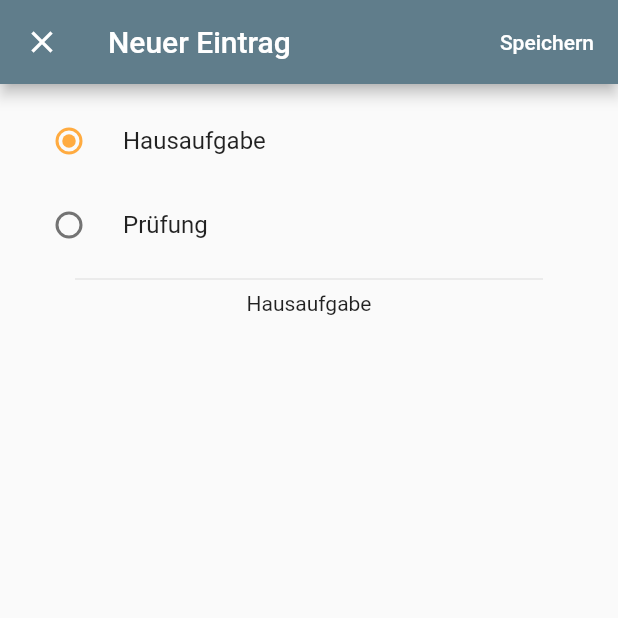
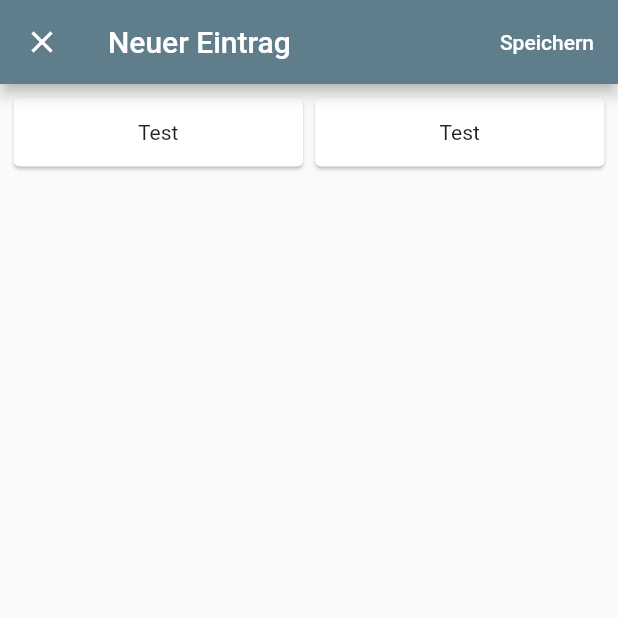
Before and after one commit to Jerry1098/school_organizer, a Flutter app: the screen it shows after launch, after a tap on the "add" icon, on a phone screen of 412 x 824 dp, the top half of it. Run offline on Flutter 3.47's test engine with Material 2 defaults, Android fonts, the phone set to English and light mode, and no system bars; our stand-ins replace fluttertoast; Roboto replaces fonts that are missing (Poppins).

Commit message:
AddEntryCards

```diff
--- a/lib/home/AddEntryDialog.dart
+++ b/lib/home/AddEntryDialog.dart
@@ -8,12 +8,13 @@ class AddEntryDialog extends StatefulWidget {
 class _AddEntryDialogState extends State<AddEntryDialog> {
   int _radioValue = 0;
   bool homework = true;
+  Text title = Text("Neuer Eintrag");
 
   @override
   Widget build(BuildContext context) {
     return Scaffold(
         appBar: AppBar(
-        title: Text("Neuer Eintrag"),
+          title: title,
           actions: <Widget>[
             FlatButton(
               onPressed: () {
@@ -27,37 +28,40 @@ class _AddEntryDialogState extends State<AddEntryDialog> {
           ],
         ),
         body: Container(
-        padding: EdgeInsets.all(10.0),
+          margin: EdgeInsets.all(5.0),
           child: Column(
-          mainAxisAlignment: MainAxisAlignment.start,
-          mainAxisSize: MainAxisSize.max,
             children: <Widget>[
-            Column(
-              mainAxisAlignment: MainAxisAlignment.spaceEvenly,
+              Row(
                 children: <Widget>[
-                RadioListTile(
-                  groupValue: _radioValue,
-                  onChanged: _radioValueChange,
-                  value: 0,
-                  title: Text("Hausaufgabe"),
+                  Expanded(
+                    child: Card(
+                      child: InkWell(
+                        child: Center(
+                            child: Padding(
+                          padding: const EdgeInsets.symmetric(
+                              horizontal: 8.0, vertical: 15.0),
+                          child: Text("Test"),
+                        )),
                       ),
-                RadioListTile(
-                  groupValue: _radioValue,
-                  onChanged: _radioValueChange,
-                  value: 1,
-                  title: Text("Prüfung"),
                     ),
+                  ),
+                  Expanded(
+                    child: Card(
+                      child: InkWell(
+                        child: Center(
+                            child: Padding(
+                          padding: const EdgeInsets.symmetric(
+                              horizontal: 8.0, vertical: 15.0),
+                          child: Text("Test"),
+                        )),
+                      ),
+                    ),
+                  )
+                ],
+              )
             ],
           ),
-            Container(
-              child: Divider(),
-              padding: EdgeInsets.symmetric(horizontal: 40.0),
-            ),
-            homework ? Homework() : Test()
-          ],
-        ),
-      ),
-    );
+        ));
   }
 
   _radioValueChange(int value) {
--- a/lib/main.dart
+++ b/lib/main.dart
@@ -12,6 +12,7 @@ class MyApp extends StatelessWidget {
       title: 'SchoolOrganizer',
       theme: themeData,
       home: loadingScreen(),
+      debugShowCheckedModeBanner: false,
       routes: <String, WidgetBuilder>{
         '/HomePage': (BuildContext context) => HomePage()
       },
```
Lines whose indentation alone changed are shown as unchanged.
